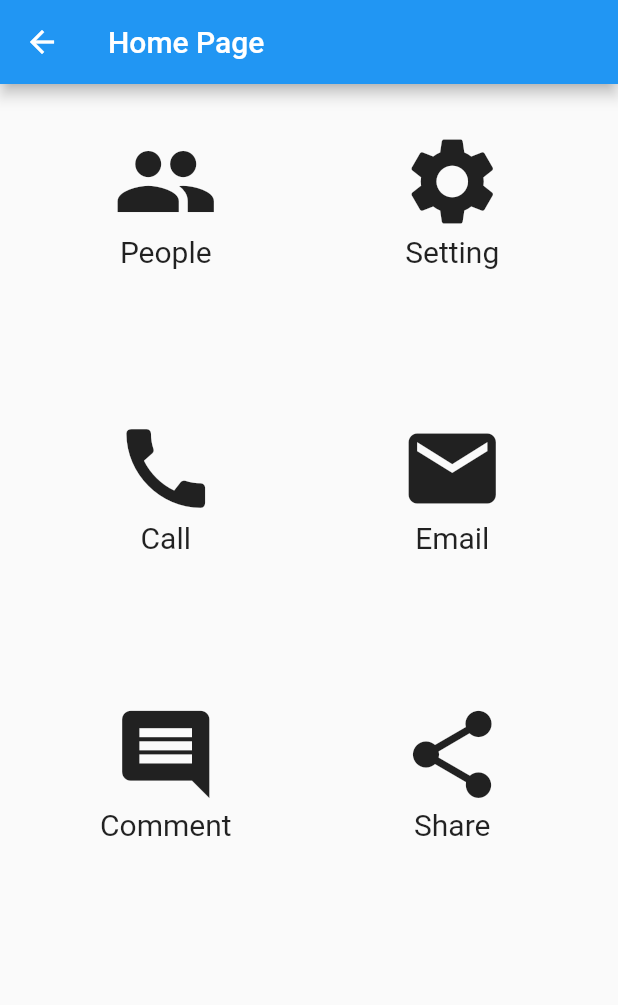
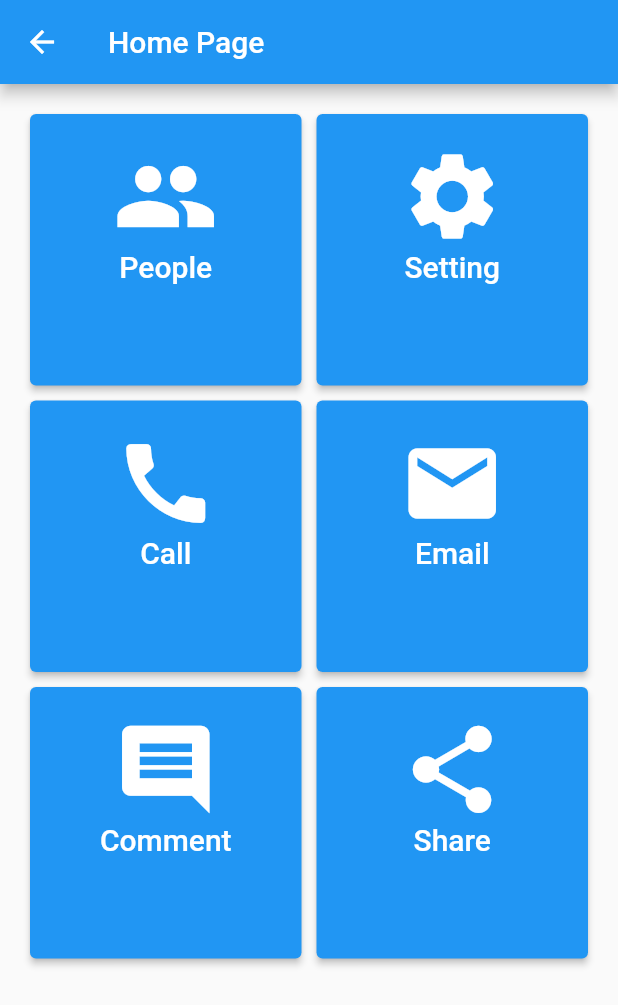
Before and after one commit to pujangga123/flutter_app_1, a Flutter app: the HomePage screen opened directly, on a phone screen of 412 x 824 dp. Shown: the top 1005 px of the screen. Run offline on Flutter 3.47's test engine with Material 2 defaults, Android fonts, the phone set to English and light mode, and no system bars.

Commit message:
2023-11-24 (1)

```diff
--- a/lib/homepage.dart
+++ b/lib/homepage.dart
@@ -15,49 +15,65 @@ class HomePage extends StatelessWidget {
           crossAxisSpacing: 10,
           mainAxisSpacing: 10,
           crossAxisCount: 2,
-          children: <Widget>[
-            Container(
-              padding: const EdgeInsets.all(10),
+          children: [
+            ElevatedButton(
+              onPressed: () {},
+              child: Container(
+                  padding: const EdgeInsets.all(20),
                   child: const Column(children: [
                     Icon(Icons.people, size: 70),
                     Text('People', style: TextStyle(fontSize: 20))
-              ]),
+                  ])),
             ),
-            Container(
-              padding: const EdgeInsets.all(10),
+            ElevatedButton(
+                onPressed: () {},
+                child: Container(
+                  padding: const EdgeInsets.all(20),
                   child: const Column(children: [
                     Icon(Icons.settings, size: 70),
                     Text('Setting', style: TextStyle(fontSize: 20))
                   ]),
-            ),
-            Container(
-              padding: const EdgeInsets.all(10),
+                )),
+            ElevatedButton(
+              onPressed: () {},
+              child: Container(
+                padding: const EdgeInsets.all(20),
                 child: const Column(children: [
                   Icon(Icons.call, size: 70),
                   Text('Call', style: TextStyle(fontSize: 20))
                 ]),
               ),
-            Container(
-              padding: const EdgeInsets.all(10),
+            ),
+            ElevatedButton(
+              onPressed: () {},
+              child: Container(
+                padding: const EdgeInsets.all(20),
                 child: const Column(children: [
                   Icon(Icons.email, size: 70),
                   Text('Email', style: TextStyle(fontSize: 20))
                 ]),
               ),
-            Container(
-              padding: const EdgeInsets.all(10),
+            ),
+            ElevatedButton(
+              onPressed: () {},
+              child: Container(
+                padding: const EdgeInsets.all(20),
                 child: const Column(children: [
                   Icon(Icons.comment, size: 70),
                   Text('Comment', style: TextStyle(fontSize: 20))
                 ]),
               ),
-            Container(
-              padding: const EdgeInsets.all(10),
+            ),
+            ElevatedButton(
+              onPressed: () {},
+              child: Container(
+                padding: const EdgeInsets.all(20),
                 child: const Column(children: [
                   Icon(Icons.share, size: 70),
                   Text('Share', style: TextStyle(fontSize: 20))
                 ]),
               ),
+            ),
           ],
         ));
   }
```
Lines whose indentation alone changed are shown as unchanged.
